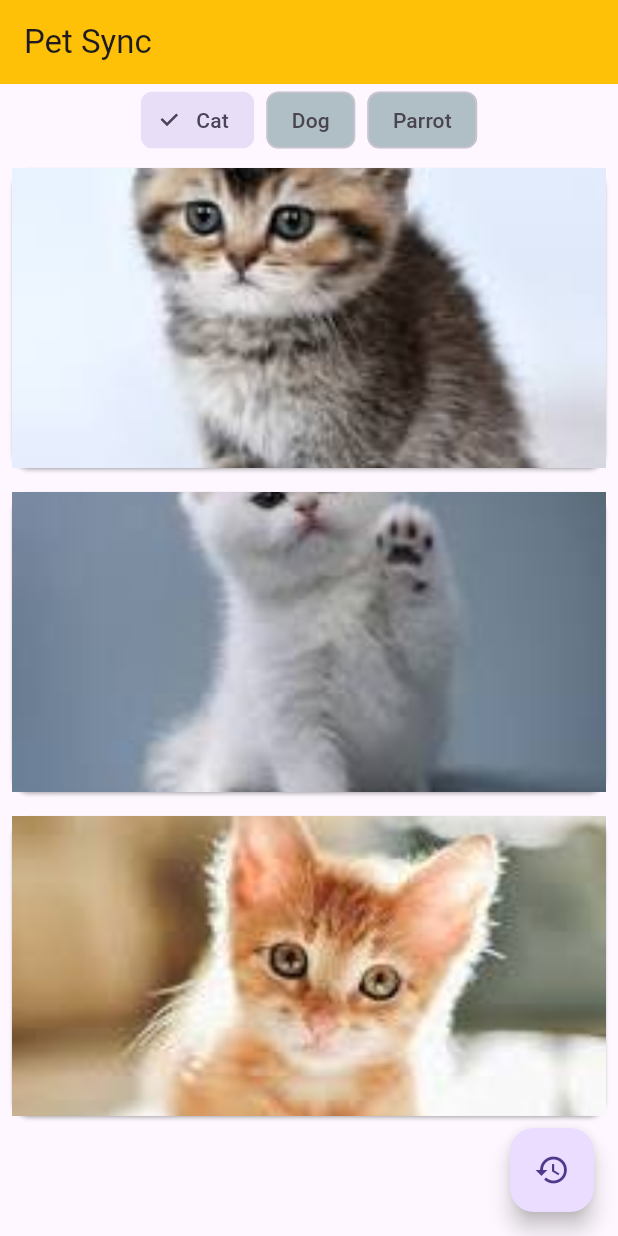
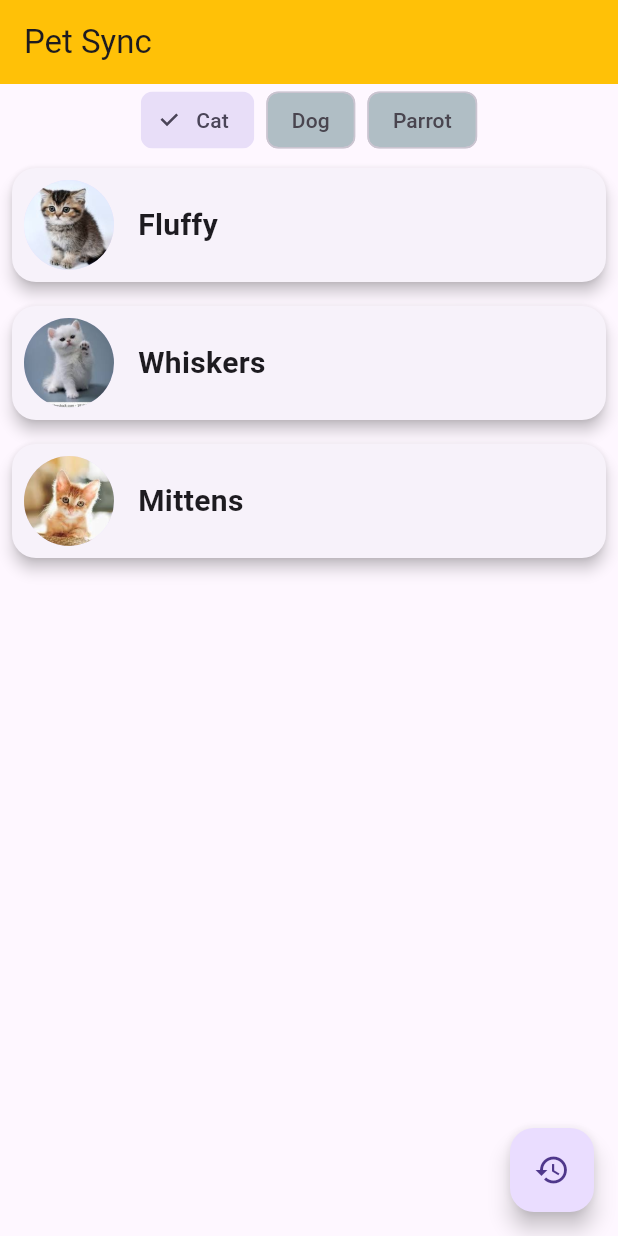
Before and after one commit to lhaseatharva/PetSync, a Flutter app: the screen it shows after launch, on a phone screen of 412 x 824 dp. Run offline on Flutter 3.47's test engine with Material 3 defaults, Android fonts, the phone set to English and light mode, and no system bars.

Commit message:
Added pet & pets data Classes

```diff
--- /dev/null
+++ b/lib/Pet.dart
@@ -0,0 +1,13 @@
+class Pet {
+  final String name;
+  final String location;
+  final int age;
+  final String description;
+
+  Pet({
+    required this.name,
+    required this.location,
+    required this.age,
+    required this.description,
+  });
+}
--- a/lib/home.dart
+++ b/lib/home.dart
@@ -10,9 +10,7 @@ class HomePage extends StatefulWidget {
   _HomePageState createState() => _HomePageState();
 }
 
-class _HomePageState extends State<HomePage> with SingleTickerProviderStateMixin {
-  late AnimationController _controller;
-  late Animation<double> _animation;
+class _HomePageState extends State<HomePage> {
   final Map<String, List<String>> petCategories = {
     'Cat': ['Fluffy', 'Whiskers', 'Mittens'],
     'Dog': ['Fido', 'Rex', 'Buddy'],
@@ -21,27 +19,6 @@ class _HomePageState extends State<HomePage> with SingleTickerProviderStateMixin
   };
 
   int _selectedIndex = 0;
-
-
-  @override
-  void initState() {
-    super.initState();
-    _controller = AnimationController(
-      duration: const Duration(seconds: 2), // Adjust duration here
-      vsync: this,
-    );
-    _animation = CurvedAnimation(
-      parent: _controller,
-      curve: Curves.easeInOut, // Adjust animation curve if needed
-    );
-    _controller.forward();
-  }
-
-  @override
-  void dispose() {
-    _controller.dispose();
-    super.dispose();
-  }
 
   @override
   Widget build(BuildContext context) {
@@ -93,25 +70,40 @@ class _HomePageState extends State<HomePage> with SingleTickerProviderStateMixin
   }
 
   Widget _buildPetCard(String petName) {
-    return Card(
-      margin: const EdgeInsets.all(8.0),
-      child: InkWell(
+    return InkWell(
       onTap: () {
         Navigator.push(
           context,
           MaterialPageRoute(builder: (context) => DetailsPage(petName: petName)),
         );
       },
-        child: ScaleTransition(
-          scale: _animation,
       child: Hero(
         tag: petName,
-            child: SizedBox(
-              height: 200,
-              child: Image.asset(
-                'assets/images/$petName.jpeg', // Assuming images are stored in assets folder with pet name as file name
-                fit: BoxFit.cover,
+        child: Card(
+          margin: const EdgeInsets.all(8.0),
+          shape: RoundedRectangleBorder(
+            borderRadius: BorderRadius.circular(16.0),
           ),
+          elevation: 4.0,
+          child: Padding(
+            padding: const EdgeInsets.all(8.0),
+            child: Row(
+              children: [
+                CircleAvatar(
+                  radius: 30,
+                  backgroundImage: AssetImage(
+                    'assets/images/$petName.jpeg',
+                  ),
+                ),
+                const SizedBox(width: 16.0),
+                Text(
+                  petName,
+                  style: TextStyle(
+                    fontWeight: FontWeight.bold,
+                    fontSize: 20.0,
+                  ),
+                ),
+              ],
             ),
           ),
         ),
--- /dev/null
+++ b/lib/pets_data.dart
@@ -0,0 +1,14 @@
+import 'package:petsync/Pet.dart';
+
+List<Pet> pets = [
+  Pet(name: 'Fluffy', location: 'Navi Mumbai', age: 2, description:'Very playful pet which you & your family members will love' ),
+  Pet(name: 'Whiskers', location: 'Borivali', age: 3, description:'Very playful pet which you & your family members will love' ),
+  Pet(name: 'Mittens', location: 'Pune', age: 1, description: 'Very playful pet which you & your family members will love'),
+  Pet(name: 'Fido', location: 'Saki Naka', age: 1, description: 'Very playful pet which you & your family members will love'),
+  Pet(name: 'Rex', location: 'Ghatkopar', age: 2, description: 'Very playful pet which you & your family members will love'),
+  Pet(name: 'Buddy', location: 'Bandra', age: 3, description: 'Very playful pet which you & your family members will love'),
+  Pet(name: 'Polly', location: 'Khar', age: 3, description: 'Very playful pet which you & your family members will love'),
+  Pet(name: 'Charlie', location: 'Vile Parle', age: 1, description: 'Very playful pet which you & your family members will love'),
+  Pet(name: 'Rio', location: 'Santa Cruz', age: 2, description: 'Very playful pet which you & your family members will love'),
+  // Add more pets as needed
+];
```
Also changed, not shown: lib/detailsPage.dart (+84 -62 lines). Lines whose indentation alone changed are shown as unchanged.
